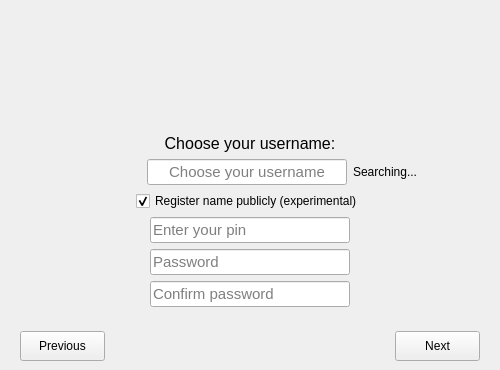
Qt form wizarddialog.ui (savoirfairelinux/jami-client-windows) before a commit.
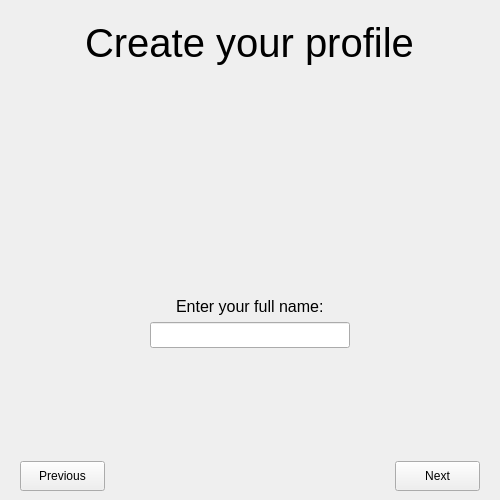
The same form after that commit. The open tabs and pages were chosen to show the change. Icons and pictures are not drawn.

Commit message:
Refactoring of wizard dialog for UI consistency and clarity
Tuleap: #1293

What changed in the file:
```diff
--- a/wizarddialog.ui
+++ b/wizarddialog.ui
@@ -7,7 +7,7 @@
     <x>0</x>
     <y>0</y>
     <width>500</width>
-    <height>370</height>
+    <height>500</height>
    </rect>
   </property>
   <property name="sizePolicy">
@@ -19,7 +19,7 @@
   <property name="minimumSize">
    <size>
     <width>500</width>
-    <height>370</height>
+    <height>500</height>
    </size>
   </property>
   <property name="windowTitle">
@@ -116,6 +116,18 @@
      </widget>
      <widget class="QWidget" name="UserDataPage">
       <layout class="QVBoxLayout" name="verticalLayout_2">
+       <item alignment="Qt::AlignHCenter">
+        <widget class="QLabel" name="profileLabel">
+         <property name="font">
+          <font>
+           <pointsize>30</pointsize>
+          </font>
+         </property>
+         <property name="text">
+          <string>Create your profile</string>
+         </property>
+        </widget>
+       </item>
        <item>
         <spacer name="verticalSpacer_4">
          <property name="orientation">
@@ -123,37 +135,8 @@
          </property>
          <property name="sizeHint" stdset="0">
           <size>
-           <width>20</width>
-           <height>3</height>
-          </size>
-         </property>
-        </spacer>
-       </item>
-       <item>
-        <widget class="QLabel" name="ringLogo">
-         <property name="sizePolicy">
-          <sizepolicy hsizetype="Minimum" vsizetype="Minimum">
-           <horstretch>0</horstretch>
-           <verstretch>0</verstretch>
-          </sizepolicy>
-         </property>
-         <property name="text">
-          <string/>
-         </property>
-         <property name="scaledContents">
-          <bool>false</bool>
-         </property>
-        </widget>
-       </item>
-       <item>
-        <spacer name="verticalSpacer_3">
-         <property name="orientation">
-          <enum>Qt::Vertical</enum>
-         </property>
-         <property name="sizeHint" stdset="0">
-          <size>
-           <width>13</width>
-           <height>4</height>
+           <width>0</width>
+           <height>0</height>
           </size>
          </property>
         </spacer>
@@ -168,14 +151,14 @@
          </property>
          <property name="minimumSize">
           <size>
-           <width>74</width>
-           <height>74</height>
+           <width>100</width>
+           <height>100</height>
           </size>
          </property>
          <property name="maximumSize">
           <size>
-           <width>74</width>
-           <height>74</height>
+           <width>100</width>
+           <height>100</height>
           </size>
          </property>
          <property name="text">
@@ -187,8 +170,8 @@
          </property>
          <property name="iconSize">
           <size>
-           <width>74</width>
-           <height>74</height>
+           <width>100</width>
+           <height>100</height>
           </size>
          </property>
          <property name="flat">
@@ -197,6 +180,106 @@
         </widget>
        </item>
        <item>
+        <spacer name="verticalSpacer_2">
+         <property name="orientation">
+          <enum>Qt::Vertical</enum>
+         </property>
+         <property name="sizeType">
+          <enum>QSizePolicy::Fixed</enum>
+         </property>
+         <property name="sizeHint" stdset="0">
+          <size>
+           <width>20</width>
+           <height>30</height>
+          </size>
+         </property>
+        </spacer>
+       </item>
+       <item alignment="Qt::AlignHCenter">
+        <widget class="QLabel" name="fullNameLabel">
+         <property name="minimumSize">
+          <size>
+           <width>0</width>
+           <height>17</height>
+          </size>
+         </property>
+         <property name="font">
+          <font>
+           <pointsize>12</pointsize>
+          </font>
+         </property>
+         <property name="text">
+          <string>Enter your full name:</string>
+         </property>
+        </widget>
+       </item>
+       <item alignment="Qt::AlignHCenter">
+        <widget class="QLineEdit" name="fullNameEdit">
+         <property name="minimumSize">
+          <size>
+           <width>200</width>
+           <height>0</height>
+          </size>
+         </property>
+         <property name="maximumSize">
+          <size>
+           <width>200</width>
+           <height>16777215</height>
+          </size>
+         </property>
+         <property name="font">
+          <font>
+           <pointsize>11</pointsize>
+          </font>
+         </property>
+        </widget>
+       </item>
+       <item>
+        <spacer name="verticalSpacer_8">
+         <property name="orientation">
+          <enum>Qt::Vertical</enum>
+         </property>
+         <property name="sizeType">
+          <enum>QSizePolicy::Expanding</enum>
+         </property>
+         <property name="sizeHint" stdset="0">
+          <size>
+           <width>0</width>
+           <height>0</height>
+          </size>
+         </property>
+        </spacer>
+       </item>
+      </layout>
+     </widget>
+     <widget class="QWidget" name="accountPage">
+      <layout class="QVBoxLayout" name="verticalLayout_5">
+       <item alignment="Qt::AlignHCenter">
+        <widget class="QLabel" name="accountLabel">
+         <property name="font">
+          <font>
+           <pointsize>30</pointsize>
+          </font>
+         </property>
+         <property name="text">
+          <string>Create your account</string>
+         </property>
+        </widget>
+       </item>
+       <item>
+        <spacer name="verticalSpacer_9">
+         <property name="orientation">
+          <enum>Qt::Vertical</enum>
+         </property>
+         <property name="sizeHint" stdset="0">
+          <size>
+           <width>0</width>
+           <height>0</height>
+          </size>
+         </property>
+        </spacer>
+       </item>
+       <item>
         <widget class="QLabel" name="label">
          <property name="font">
           <font>
@@ -248,9 +331,6 @@
              <pointsize>11</pointsize>
             </font>
            </property>
-           <property name="alignment">
-            <set>Qt::AlignCenter</set>
-           </property>
            <property name="placeholderText">
             <string>Choose your username</string>
            </property>
@@ -280,7 +360,7 @@
           <string>Register your username on the Ring. This will reserve the username so that only you can use it. Your friends will be able to call you with your usename instead of using your RingID.</string>
          </property>
          <property name="text">
-          <string>Register name publicly (experimental)</string>
+          <string>Register public username (experimental)</string>
          </property>
          <property name="checked">
           <bool>true</bool>
@@ -381,89 +461,12 @@
          </property>
          <property name="sizeHint" stdset="0">
           <size>
-           <width>13</width>
-           <height>3</height>
+           <width>0</width>
+           <height>0</height>
           </size>
          </property>
         </spacer>
        </item>
-       <item>
-        <spacer name="verticalSpacer_2">
-         <property name="orientation">
-          <enum>Qt::Vertical</enum>
-         </property>
-         <property name="sizeHint" stdset="0">
-          <size>
-           <width>20</width>
-           <height>11</height>
-          </size>
-         </property>
-        </spacer>
-       </item>
-       <item>
-        <layout class="QHBoxLayout" name="horizontalLayout">
-         <property name="bottomMargin">
-          <number>0</number>
-         </property>
-         <item>
-          <widget class="QPushButton" name="previousButton">
-           <property name="minimumSize">
-            <size>
-             <width>85</width>
-             <height>30</height>
-            </size>
-           </property>
-           <property name="text">
-            <string>Previous</string>
-           </property>
-          </widget>
-         </item>
-         <item>
-          <spacer name="horizontalSpacer">
-           <property name="orientation">
-            <enum>Qt::Horizontal</enum>
-           </property>
-           <property name="sizeHint" stdset="0">
-            <size>
-             <width>40</width>
-             <height>20</height>
-            </size>
-           </property>
-          </spacer>
-         </item>
-         <item>
-          <widget class="QPushButton" name="wizardButton">
-           <property name="sizePolicy">
-            <sizepolicy hsizetype="Preferred" vsizetype="Fixed">
-             <horstretch>0</horstretch>
-             <verstretch>0</verstretch>
-            </sizepolicy>
-           </property>
-           <property name="minimumSize">
-            <size>
-             <width>85</width>
-             <height>30</height>
-            </size>
-           </property>
-           <property name="maximumSize">
-            <size>
-             <width>85</width>
-             <height>30</height>
-            </size>
-           </property>
-           <property name="toolTip">
-            <string>Next</string>
-           </property>
-           <property name="text">
-            <string>Next</string>
-           </property>
-           <property name="flat">
-            <bool>false</bool>
-           </property>
-          </widget>
-         </item>
-        </layout>
-       </item>
       </layout>
      </widget>
      <widget class="QWidget" name="spinnerPage">
@@ -494,6 +497,63 @@
      </widget>
     </widget>
    </item>
+   <item>
+    <widget class="QWidget" name="navBarWidget" native="true">
+     <layout class="QHBoxLayout" name="_2">
+      <item>
+       <widget class="QPushButton" name="previousButton">
+        <property name="minimumSize">
+         <size>
+          <width>85</width>
+          <height>30</height>
+         </size>
+        </property>
+        <property name="text">
+         <string>Previous</string>
+        </property>
+       </widget>
+      </item>
+      <item>
+       <spacer name="horizontalSpacer">
+        <property name="orientation">
+         <enum>Qt::Horizontal</enum>
+        </property>
+        <property name="sizeHint" stdset="0">
+         <size>
+          <width>40</width>
+          <height>20</height>
+         </size>
+        </property>
+       </spacer>
+      </item>
+      <item>
+       <widget class="QPushButton" name="nextButton">
+        <property name="minimumSize">
+         <size>
+          <width>85</width>
+          <height>30</height>
+         </size>
+        </property>
+        <property name="maximumSize">
+         <size>
+          <width>85</width>
+          <height>30</height>
+         </size>
+        </property>
+        <property name="toolTip">
+         <string>Next</string>
+        </property>
+        <property name="text">
+         <string>Next</string>
+        </property>
+        <property name="flat">
+         <bool>false</bool>
+        </property>
+       </widget>
+      </item>
+     </layout>
+    </widget>
+   </item>
   </layout>
  </widget>
  <resources>
```
Left out of the diff: 67 changed lines with no effect on the pictures. The commit also changes 3 other files.
